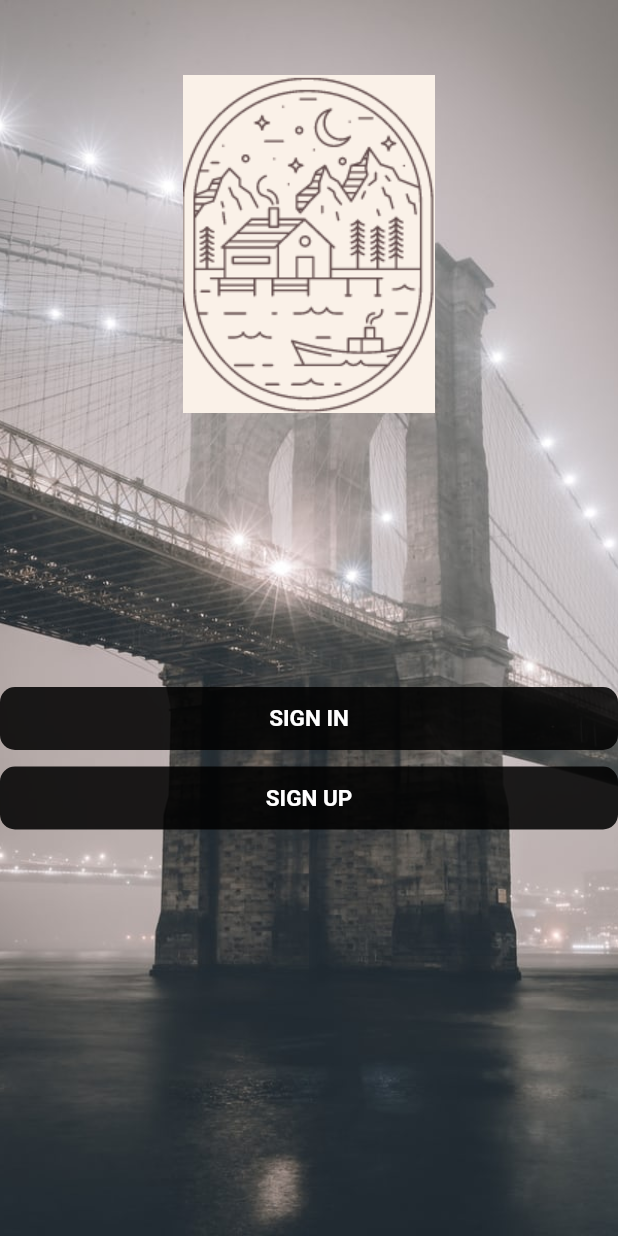
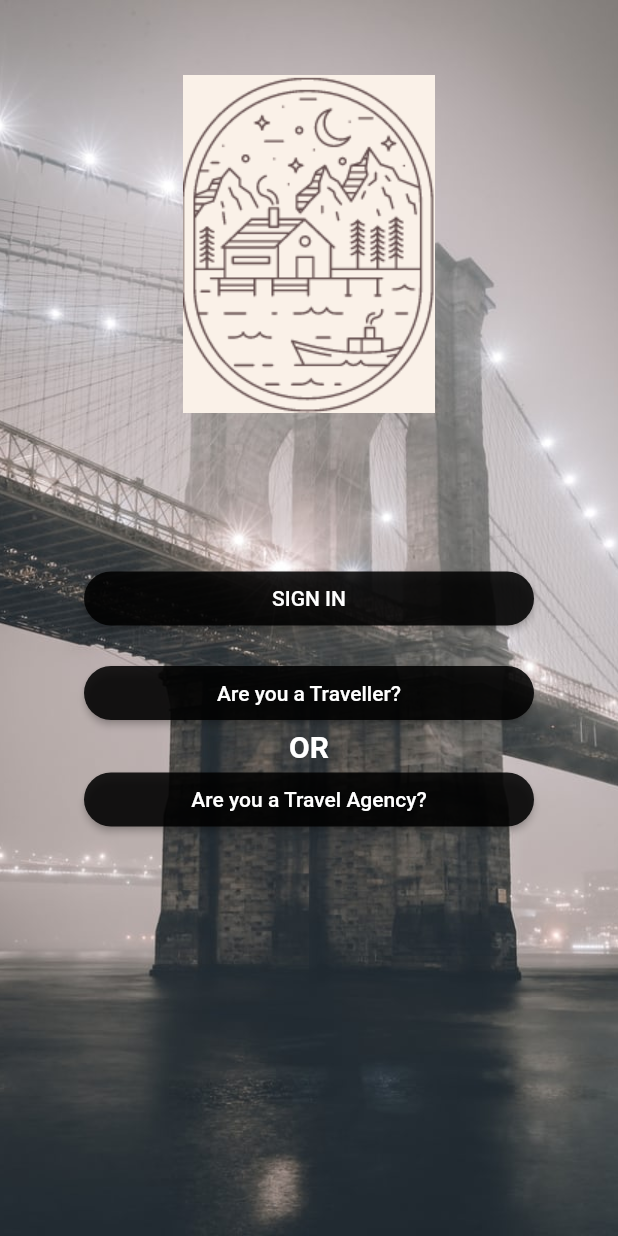
Before and after one commit to arsl830/fyp-dev, a Flutter app: the screen it shows after launch, on a phone screen of 412 x 824 dp. Run offline on Flutter 3.47's test engine with Material 2 defaults, Android fonts, the light colour scheme and no system bars.

Commit message:
update of main page

```diff
--- a/lib/login.dart
+++ b/lib/login.dart
@@ -1,8 +1,9 @@
-import 'package:flutter/gestures.dart';
 import 'package:flutter/material.dart';
 import 'package:fyp_dev/login1.dart';
 
 class MyLogin extends StatefulWidget {
+  const MyLogin({Key? key}) : super(key: key);
+
   @override
   _MyLoginState createState() => _MyLoginState();
 }
@@ -11,7 +12,7 @@ class _MyLoginState extends State<MyLogin> {
   @override
   Widget build(BuildContext context) {
     return Container(
-      decoration: BoxDecoration(
+      decoration: const BoxDecoration(
           image: DecorationImage(
               image: AssetImage('assets/logins.jpg'), fit: BoxFit.cover
           )
@@ -23,43 +24,61 @@ class _MyLoginState extends State<MyLogin> {
               children: <Widget>[
                 Column(
                   children: <Widget>[
-                    SizedBox(height: 50,),
+                    const SizedBox(height: 50,),
                     Image.asset('assets/logos.png'),
-                    SizedBox(height: 180,),
-                    FlatButton(
+                    const SizedBox(height: 100,),
+                    ElevatedButton(
                         onPressed: (){
                           Navigator.push(context,
-                            MaterialPageRoute(builder: (context)=>MyLogin1()),
+                            MaterialPageRoute(builder: (context)=>const MyLogin1()),
                           );
                         },
-                        minWidth: double.infinity,
-                        shape: RoundedRectangleBorder(
-                            borderRadius: BorderRadius.circular(10)
-                        ),
-                        color: Colors.black87,
-                        padding: EdgeInsets.all(12),
-                        child: Text('SIGN IN', style: TextStyle(
-                            color: Colors.white,
-                            fontSize:15,
-                            fontWeight: FontWeight.bold
-                        ),)
+                      child: const Text('SIGN IN'),
+                      style: ElevatedButton.styleFrom(
+                        primary: Colors.black87,
+                        onPrimary: Colors.white,
+                        padding: const EdgeInsets.all(10.0),
+                        minimumSize: const Size(300, 30),
+                        shape: RoundedRectangleBorder(borderRadius: BorderRadius.circular(20)),
+                      )
                     ),
-                    SizedBox(height: 5,),
-                    FlatButton(
-                        onPressed: (){},
-                        minWidth: double.infinity,
-                        shape: RoundedRectangleBorder(
-                            borderRadius: BorderRadius.circular(10)
-                        ),
-                        color: Colors.black87,
-                        padding: EdgeInsets.all(12),
-                        child: Text('SIGN UP', style: TextStyle(
-                            color: Colors.white,
-                            fontSize:15,
-                            fontWeight: FontWeight.bold
-                        ),
+                    const SizedBox(height: 15,),
+                    ElevatedButton(
+                        onPressed: (){
+                          Navigator.push(context,
+                            MaterialPageRoute(builder: (context)=>const MyLogin1()),
+                          );
+                        },
+                        child: const Text('Are you a Traveller?'),
+                        style: ElevatedButton.styleFrom(
+                          primary: Colors.black87,
+                          onPrimary: Colors.white,
+                          padding: const EdgeInsets.all(10.0),
+                          minimumSize: const Size(300, 30),
+                          shape: RoundedRectangleBorder(borderRadius: BorderRadius.circular(20)),
                         )
-                    )
+                    ),
+                    const Text('OR', style: TextStyle(
+                        color: Colors.white,
+                        fontSize:20,
+                        fontWeight: FontWeight.bold
+                    ),
+                    ),
+                    ElevatedButton(
+                        onPressed: (){
+                          Navigator.push(context,
+                            MaterialPageRoute(builder: (context)=>const MyLogin1()),
+                          );
+                        },
+                        child: const Text('Are you a Travel Agency?'),
+                        style: ElevatedButton.styleFrom(
+                          primary: Colors.black87,
+                          onPrimary: Colors.white,
+                          padding: const EdgeInsets.all(10.0),
+                          minimumSize: const Size(300, 30),
+                          shape: RoundedRectangleBorder(borderRadius: BorderRadius.circular(20)),
+                        )
+                    ),
                   ],
                 ),
               ],
--- a/lib/login1.dart
+++ b/lib/login1.dart
@@ -2,6 +2,8 @@ import 'package:flutter/gestures.dart';
 import 'package:flutter/material.dart';
 
 class MyLogin1 extends StatefulWidget {
+  const MyLogin1({Key? key}) : super(key: key);
+
   @override
   _MyLogin1State createState() => _MyLogin1State();
 }
```
Also changed, not shown: 1 other file.
